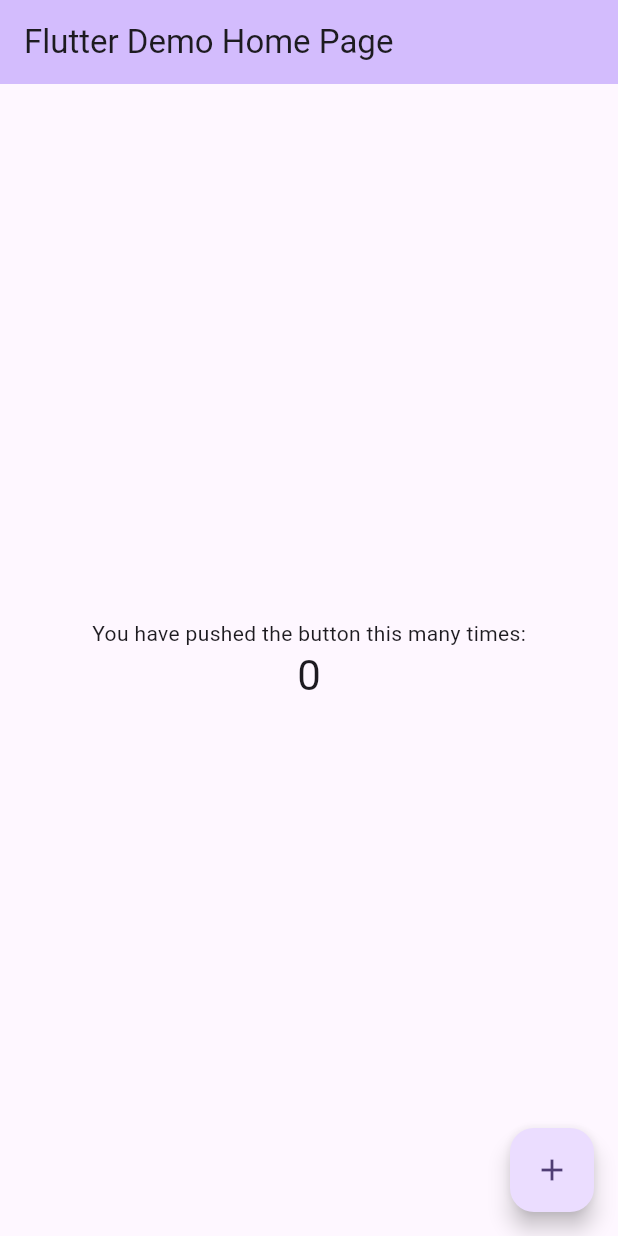
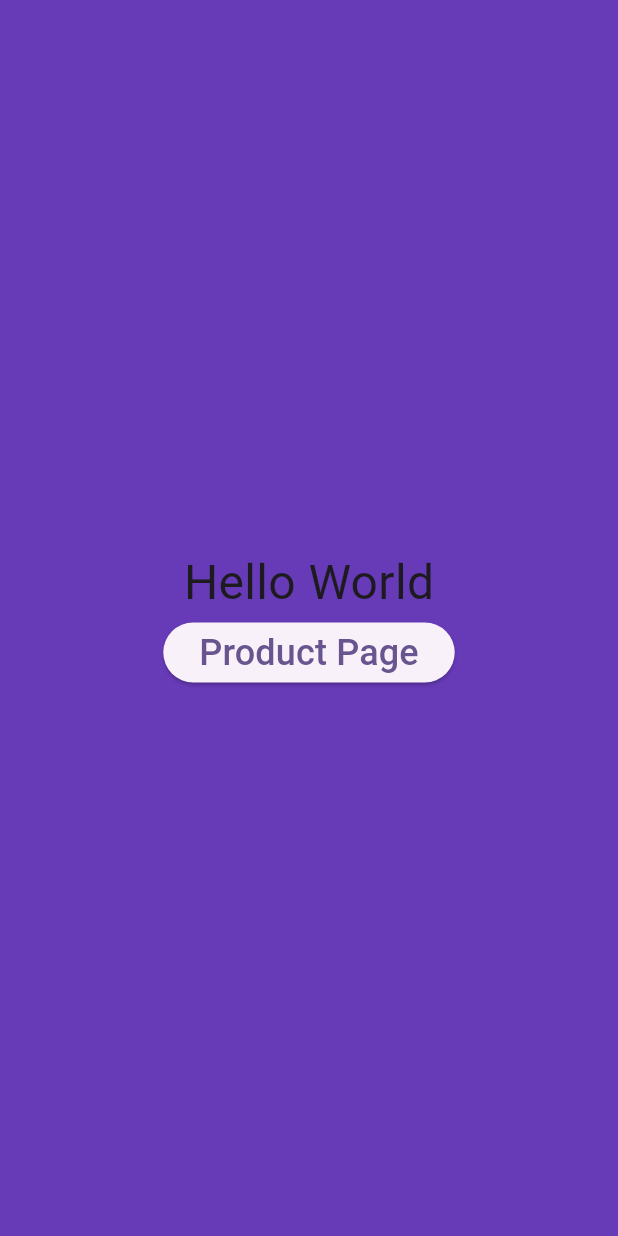
Before and after one commit to IUSR-My-Projects/Flutter-Exam-1-2-Full-Example, a Flutter app: the screen it shows after launch, on a phone screen of 412 x 824 dp. Run offline on Flutter 3.47's test engine with Material 3 defaults, Android fonts, the phone set to English and light mode, and no system bars.

Commit message:
Added `Product` model and `ProductList` page. Also, updated the main route to include the product list page. 🚀

```diff
--- a/lib/main.dart
+++ b/lib/main.dart
@@ -1,4 +1,5 @@
 import 'package:flutter/material.dart';
+import 'package:muhmad_omar_haj_hamdo/pages/product_list.dart';
 
 void main() {
   runApp(const MyApp());
@@ -10,59 +11,60 @@ class MyApp extends StatelessWidget {
   @override
   Widget build(BuildContext context) {
     return MaterialApp(
-      title: 'Flutter Demo',
+      routes: {
+        "/": (context) => const MyHomePage(),
+        "/product": (context) => const ProductList(),
+      },
+      debugShowCheckedModeBanner: false,
+      title: 'Test App',
       theme: ThemeData(
         colorScheme: ColorScheme.fromSeed(seedColor: Colors.deepPurple),
         useMaterial3: true,
       ),
-      home: const MyHomePage(title: 'Flutter Demo Home Page'),
+      // home: const MyHomePage(),
     );
   }
 }
 
 class MyHomePage extends StatefulWidget {
-  const MyHomePage({super.key, required this.title});
-
-  final String title;
+  const MyHomePage({super.key});
 
   @override
   State<MyHomePage> createState() => _MyHomePageState();
 }
 
 class _MyHomePageState extends State<MyHomePage> {
-  int _counter = 0;
-
-  void _incrementCounter() {
-    setState(() {
-      _counter++;
-    });
-  }
-
   @override
   Widget build(BuildContext context) {
     return Scaffold(
-      appBar: AppBar(
-        backgroundColor: Theme.of(context).colorScheme.inversePrimary,
-        title: Text(widget.title),
-      ),
-      body: Center(
+      body: Container(
+        color: Colors.deepPurple,
         child: Column(
           mainAxisAlignment: MainAxisAlignment.center,
-          children: <Widget>[
-            const Text(
-              'You have pushed the button this many times:',
-            ),
-            Text(
-              '$_counter',
-              style: Theme.of(context).textTheme.headlineMedium,
-            ),
+          children: [
+            const Center(
+              child: Text(
+                'Hello World',
+                style: TextStyle(
+                  fontSize: 32,
+                ),
+              ),
+            ), // end hello world
+
+            // start button to product page
+            ElevatedButton(
+              onPressed: () {
+                Navigator.pushNamed(context, '/product');
+              },
+              child: const Text(
+                'Product Page',
+                style: TextStyle(
+                  fontSize: 24,
+                ),
+              ),
+            ), // end button to product page
           ],
         ),
-      ),
-      floatingActionButton: FloatingActionButton(
-        onPressed: _incrementCounter,
-        tooltip: 'Increment',
-        child: const Icon(Icons.add),
       ),
     );
   }
--- /dev/null
+++ b/lib/models/Product.dart
@@ -0,0 +1,16 @@
+// Assuming you have a Product model like this
+class Product {
+  final String id;
+  final String name;
+  final String description;
+
+  Product({required this.id, required this.name, required this.description});
+
+  factory Product.fromJson(Map<String, dynamic> json) {
+    return Product(
+      id: json['id'].toString(),
+      name: json['name'],
+      description: json['description'],
+    );
+  }
+}
```
Also changed, not shown: lib/pages/product_list.dart (added, +90 -0 lines), lib/assets/1.jpg (added), lib/assets/2.png (added).
